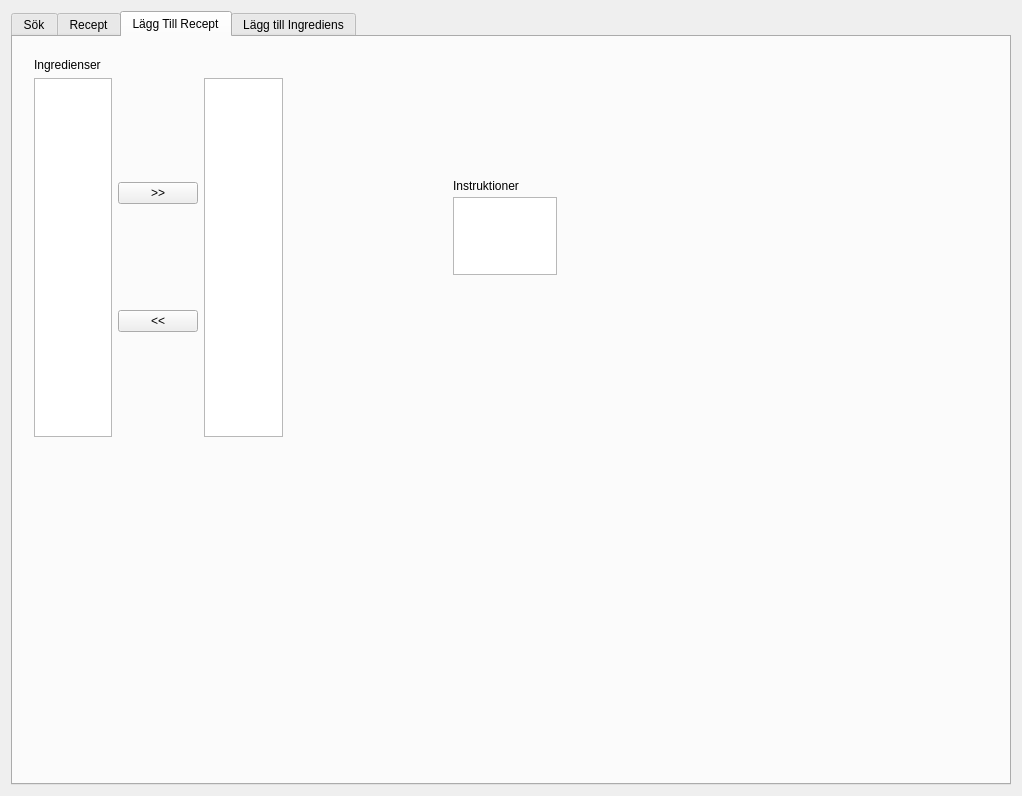
Before: the Qt Designer form matlab/make/MatLabb/matlabb.ui in oscpe262/TDDI02, drawn with Qt 5.
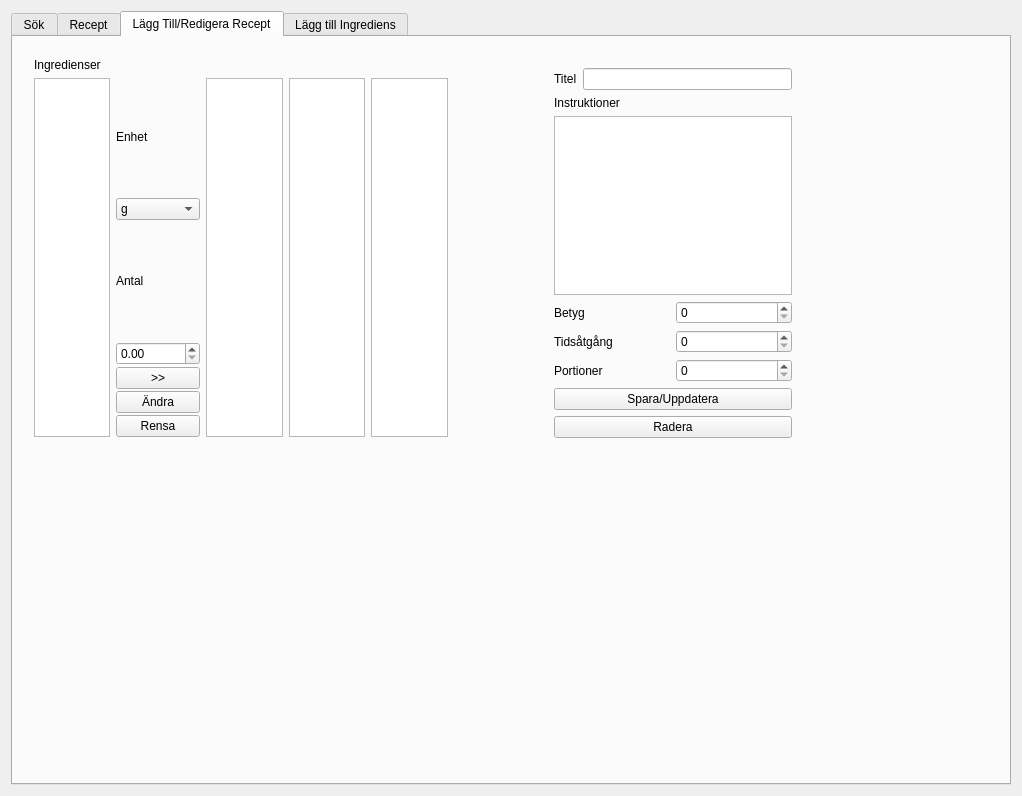
After: the same form once the commit is applied. The open tabs and pages were chosen to show the change.

Commit message: dank may mays

```diff
--- a/matlab/make/MatLabb/matlabb.ui
+++ b/matlab/make/MatLabb/matlabb.ui
@@ -631,14 +631,14 @@
      </widget>
      <widget class="QWidget" name="add_recipe_view">
       <attribute name="title">
-       <string>Lägg Till Recept</string>
+       <string>Lägg Till/Redigera Recept</string>
       </attribute>
       <widget class="QWidget" name="layoutWidget_2">
        <property name="geometry">
         <rect>
          <x>10</x>
          <y>10</y>
-         <width>271</width>
+         <width>436</width>
          <height>401</height>
         </rect>
        </property>
@@ -651,7 +651,7 @@
          </widget>
         </item>
         <item>
-         <layout class="QHBoxLayout" name="horizontalLayout_11" stretch="0,1,0">
+         <layout class="QHBoxLayout" name="horizontalLayout_11" stretch="0,1,0,0,0">
           <item>
            <widget class="QListWidget" name="ingredientlist_deselected_2">
             <property name="autoFillBackground">
@@ -668,7 +668,57 @@
              <number>2</number>
             </property>
             <item>
-             <widget class="QPushButton" name="pushButton_select_2">
+             <widget class="QLabel" name="label_2">
+              <property name="text">
+               <string>Enhet</string>
+              </property>
+             </widget>
+            </item>
+            <item>
+             <widget class="QComboBox" name="unitBox">
+              <item>
+               <property name="text">
+                <string>g</string>
+               </property>
+              </item>
+              <item>
+               <property name="text">
+                <string>dl</string>
+               </property>
+              </item>
+              <item>
+               <property name="text">
+                <string>tsk</string>
+               </property>
+              </item>
+              <item>
+               <property name="text">
+                <string>msk</string>
+               </property>
+              </item>
+              <item>
+               <property name="text">
+                <string>st</string>
+               </property>
+              </item>
+             </widget>
+            </item>
+            <item>
+             <widget class="QLabel" name="label_4">
+              <property name="text">
+               <string>Antal</string>
+              </property>
+             </widget>
+            </item>
+            <item>
+             <widget class="QDoubleSpinBox" name="amountBox">
+              <property name="maximum">
+               <double>1000000.000000000000000</double>
+              </property>
+             </widget>
+            </item>
+            <item>
+             <widget class="QPushButton" name="RI_select">
               <property name="text">
                <string>&gt;&gt;</string>
               </property>
@@ -677,7 +727,14 @@
             <item>
              <widget class="QPushButton" name="pushButton_deselect_2">
               <property name="text">
-               <string>&lt;&lt;</string>
+               <string>Ändra</string>
+              </property>
+             </widget>
+            </item>
+            <item>
+             <widget class="QPushButton" name="RI_clear">
+              <property name="text">
+               <string>Rensa</string>
               </property>
              </widget>
             </item>
@@ -690,33 +747,120 @@
             </property>
            </widget>
           </item>
+          <item>
+           <widget class="QListWidget" name="RIngredient_amount">
+            <property name="selectionMode">
+             <enum>QAbstractItemView::NoSelection</enum>
+            </property>
+           </widget>
+          </item>
+          <item>
+           <widget class="QListWidget" name="RIngredient_unit">
+            <property name="selectionMode">
+             <enum>QAbstractItemView::NoSelection</enum>
+            </property>
+           </widget>
+          </item>
          </layout>
         </item>
        </layout>
       </widget>
-      <widget class="QPlainTextEdit" name="plainTextEdit_2">
+      <widget class="QWidget" name="layoutWidget">
        <property name="geometry">
         <rect>
-         <x>440</x>
-         <y>160</y>
-         <width>104</width>
-         <height>78</height>
+         <x>530</x>
+         <y>20</y>
+         <width>260</width>
+         <height>392</height>
         </rect>
        </property>
-      </widget>
+       <layout class="QVBoxLayout" name="verticalLayout_15">
+        <item>
+         <layout class="QHBoxLayout" name="titleLayout">
+          <item>
+           <widget class="QLabel" name="titleLabel">
+            <property name="text">
+             <string>Titel</string>
+            </property>
+           </widget>
+          </item>
+          <item>
+           <widget class="QLineEdit" name="titleEdit"/>
+          </item>
+         </layout>
+        </item>
+        <item>
+         <layout class="QVBoxLayout" name="methodLayout">
+          <item>
       <widget class="QLabel" name="label_8">
-       <property name="geometry">
-        <rect>
-         <x>440</x>
-         <y>140</y>
-         <width>269</width>
-         <height>17</height>
-        </rect>
-       </property>
        <property name="text">
         <string>Instruktioner</string>
        </property>
       </widget>
+          </item>
+          <item>
+           <widget class="QPlainTextEdit" name="methodEdit"/>
+          </item>
+         </layout>
+        </item>
+        <item>
+         <layout class="QHBoxLayout" name="ratingLayout">
+          <item>
+           <widget class="QLabel" name="ratingLabel">
+            <property name="text">
+             <string>Betyg</string>
+            </property>
+           </widget>
+          </item>
+          <item>
+           <widget class="QSpinBox" name="ratingEdit"/>
+          </item>
+         </layout>
+        </item>
+        <item>
+         <layout class="QHBoxLayout" name="timeLayout">
+          <item>
+           <widget class="QLabel" name="timeLabel">
+            <property name="text">
+             <string>Tidsåtgång</string>
+            </property>
+           </widget>
+          </item>
+          <item>
+           <widget class="QSpinBox" name="timeEdit"/>
+          </item>
+         </layout>
+        </item>
+        <item>
+         <layout class="QHBoxLayout" name="servingsLayout">
+          <item>
+           <widget class="QLabel" name="servingsLabel">
+            <property name="text">
+             <string>Portioner</string>
+            </property>
+           </widget>
+          </item>
+          <item>
+           <widget class="QSpinBox" name="servingsEdit"/>
+          </item>
+         </layout>
+        </item>
+        <item>
+         <widget class="QPushButton" name="saveRecipe">
+          <property name="text">
+           <string>Spara/Uppdatera</string>
+          </property>
+         </widget>
+        </item>
+        <item>
+         <widget class="QPushButton" name="deleteRecipe">
+          <property name="text">
+           <string>Radera</string>
+          </property>
+         </widget>
+        </item>
+       </layout>
+      </widget>
      </widget>
      <widget class="QWidget" name="add_ingredient_view">
       <attribute name="title">
```
Left out of the diff: 174 changed lines with no effect on the pictures. Lines whose indentation alone changed are shown as unchanged. The commit also changes 1 other file.
